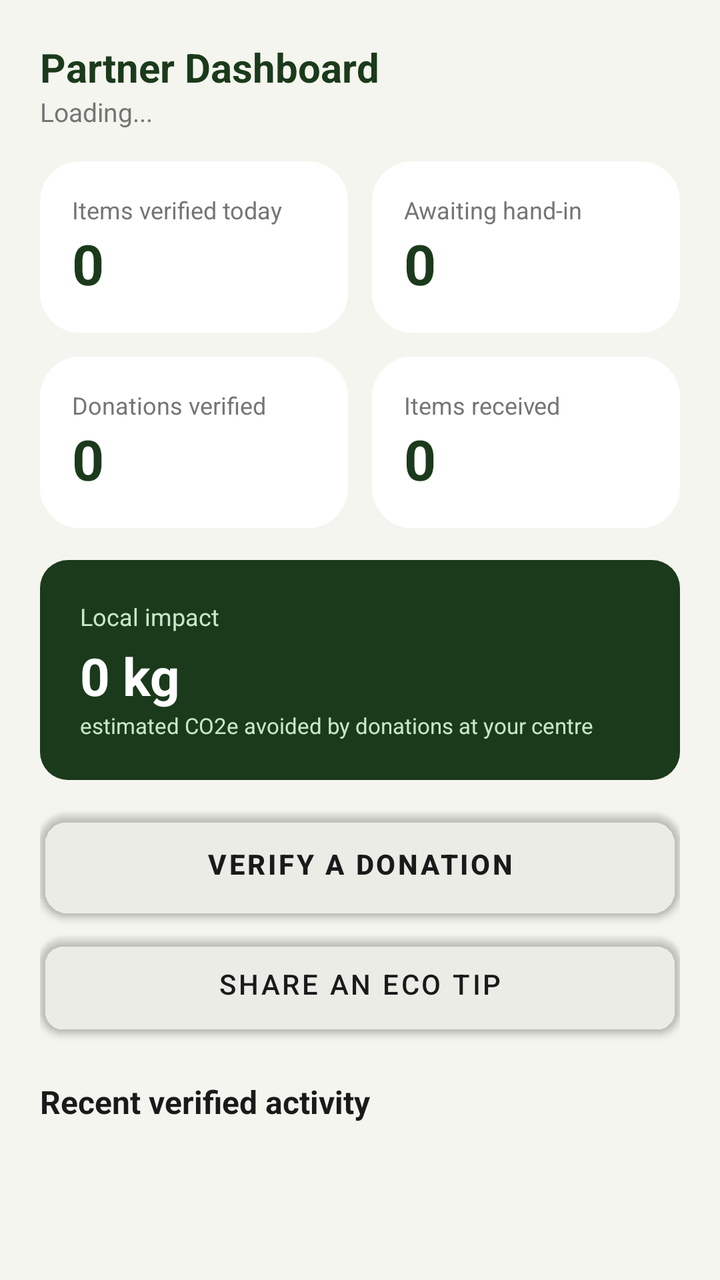
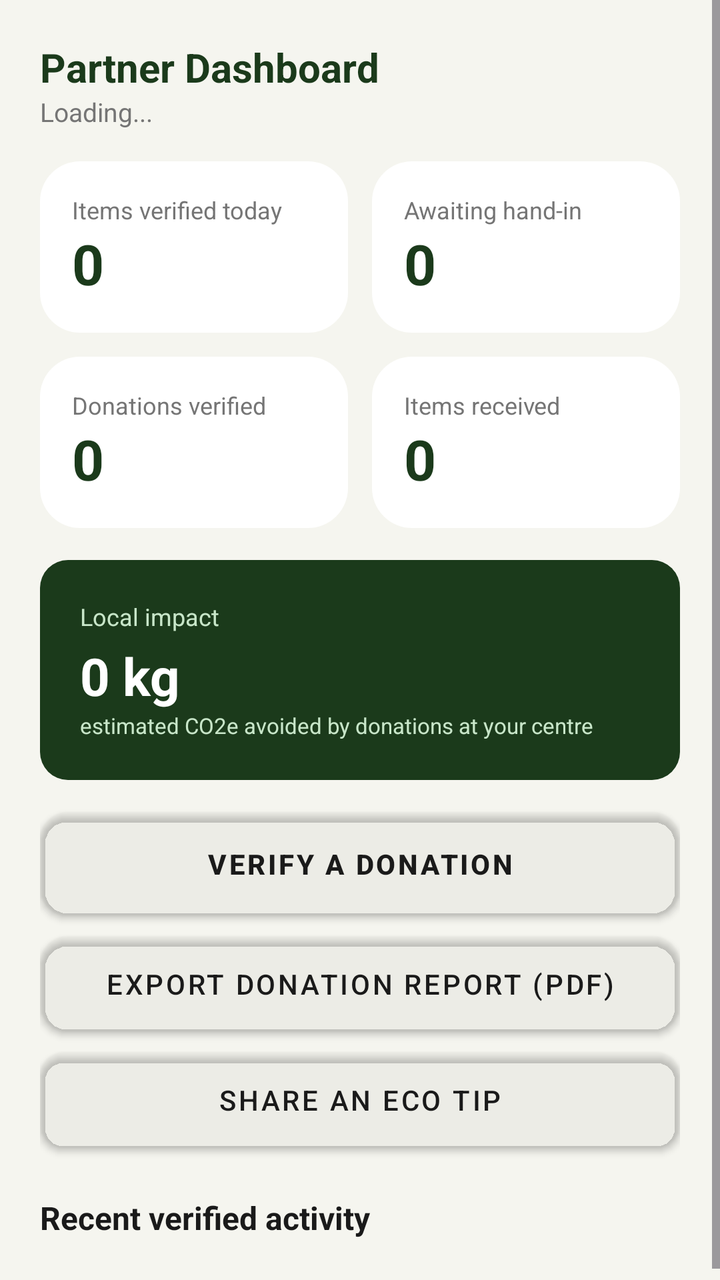

Before-and-after screenshots of an Android layout around one commit, followed by the original layout XML and the change that was made.
<!-- AndroidManifest.xml: application theme Theme.ClothingRecycleApp -->
<!-- res/layout/fragment_ngo_home.xml -->
<?xml version="1.0" encoding="utf-8"?>
<ScrollView xmlns:android="http://schemas.android.com/apk/res/android"
    xmlns:app="http://schemas.android.com/apk/res-auto"
    android:layout_width="match_parent"
    android:layout_height="match_parent"
    android:background="@color/eco_cream_bg">

    <LinearLayout
        android:layout_width="match_parent"
        android:layout_height="wrap_content"
        android:orientation="vertical"
        android:padding="20dp">

        <TextView
            android:layout_width="wrap_content"
            android:layout_height="wrap_content"
            android:text="Partner Dashboard"
            android:textSize="20sp"
            android:textStyle="bold"
            android:textColor="@color/eco_dark_green" />

        <TextView
            android:id="@+id/tvHomeCentre"
            android:layout_width="wrap_content"
            android:layout_height="wrap_content"
            android:layout_marginBottom="16dp"
            android:text="Loading..."
            android:textSize="13sp"
            android:textColor="@color/eco_text_gray" />

        <LinearLayout
            android:layout_width="match_parent"
            android:layout_height="wrap_content"
            android:orientation="horizontal">

            <LinearLayout
                android:layout_width="0dp"
                android:layout_height="wrap_content"
                android:layout_weight="1"
                android:layout_marginEnd="6dp"
                android:orientation="vertical"
                android:background="@drawable/bg_card"
                android:padding="16dp">

                <TextView
                    android:layout_width="wrap_content"
                    android:layout_height="wrap_content"
                    android:text="Items verified today"
                    android:textSize="12sp"
                    android:textColor="@color/eco_text_gray" />

                <TextView
                    android:id="@+id/tvToday"
                    android:layout_width="wrap_content"
                    android:layout_height="wrap_content"
                    android:text="0"
                    android:textSize="28sp"
                    android:textStyle="bold"
                    android:textColor="@color/eco_dark_green" />
            </LinearLayout>

            <LinearLayout
                android:layout_width="0dp"
                android:layout_height="wrap_content"
                android:layout_weight="1"
                android:layout_marginStart="6dp"
                android:orientation="vertical"
                android:background="@drawable/bg_card"
                android:padding="16dp">

                <TextView
                    android:layout_width="wrap_content"
                    android:layout_height="wrap_content"
                    android:text="Awaiting hand-in"
                    android:textSize="12sp"
                    android:textColor="@color/eco_text_gray" />

                <TextView
                    android:id="@+id/tvPending"
                    android:layout_width="wrap_content"
                    android:layout_height="wrap_content"
                    android:text="0"
                    android:textSize="28sp"
                    android:textStyle="bold"
                    android:textColor="@color/eco_dark_green" />
            </LinearLayout>
        </LinearLayout>

        <LinearLayout
            android:layout_width="match_parent"
            android:layout_height="wrap_content"
            android:layout_marginTop="12dp"
            android:orientation="horizontal">

            <LinearLayout
                android:layout_width="0dp"
                android:layout_height="wrap_content"
                android:layout_weight="1"
                android:layout_marginEnd="6dp"
                android:orientation="vertical"
                android:background="@drawable/bg_card"
                android:padding="16dp">

                <TextView
                    android:layout_width="wrap_content"
                    android:layout_height="wrap_content"
                    android:text="Donations verified"
                    android:textSize="12sp"
                    android:textColor="@color/eco_text_gray" />

                <TextView
                    android:id="@+id/tvTotalDonations"
                    android:layout_width="wrap_content"
                    android:layout_height="wrap_content"
                    android:text="0"
                    android:textSize="28sp"
                    android:textStyle="bold"
                    android:textColor="@color/eco_dark_green" />
            </LinearLayout>

            <LinearLayout
                android:layout_width="0dp"
                android:layout_height="wrap_content"
                android:layout_weight="1"
                android:layout_marginStart="6dp"
                android:orientation="vertical"
                android:background="@drawable/bg_card"
                android:padding="16dp">

                <TextView
                    android:layout_width="wrap_content"
                    android:layout_height="wrap_content"
                    android:text="Items received"
                    android:textSize="12sp"
                    android:textColor="@color/eco_text_gray" />

                <TextView
                    android:id="@+id/tvTotalItems"
                    android:layout_width="wrap_content"
                    android:layout_height="wrap_content"
                    android:text="0"
                    android:textSize="28sp"
                    android:textStyle="bold"
                    android:textColor="@color/eco_dark_green" />
            </LinearLayout>
        </LinearLayout>

        <LinearLayout
            android:layout_width="match_parent"
            android:layout_height="wrap_content"
            android:layout_marginTop="16dp"
            android:orientation="vertical"
            android:background="@drawable/bg_button_primary"
            android:padding="20dp">

            <TextView
                android:layout_width="wrap_content"
                android:layout_height="wrap_content"
                android:text="Local impact"
                android:textSize="12sp"
                android:textColor="@color/eco_light_green" />

            <TextView
                android:id="@+id/tvCarbon"
                android:layout_width="wrap_content"
                android:layout_height="wrap_content"
                android:layout_marginTop="4dp"
                android:text="0 kg"
                android:textSize="26sp"
                android:textStyle="bold"
                android:textColor="@color/eco_white" />

            <TextView
                android:layout_width="wrap_content"
                android:layout_height="wrap_content"
                android:text="estimated CO2e avoided by donations at your centre"
                android:textSize="11sp"
                android:textColor="@color/eco_light_green" />
        </LinearLayout>

        <Button
            android:id="@+id/btnGoVerify"
            android:layout_width="match_parent"
            android:layout_height="52dp"
            android:layout_marginTop="16dp"
            android:background="@drawable/bg_button_primary"
            app:backgroundTint="@android:color/transparent"
            android:text="Verify a donation"
            android:textColor="@color/eco_text_dark"
            android:textStyle="bold" />

        <Button
            android:id="@+id/btnShareTip"
            android:layout_width="match_parent"
            android:layout_height="48dp"
            android:layout_marginTop="10dp"
            android:background="@drawable/bg_input"
            app:backgroundTint="@android:color/transparent"
            android:text="Share an eco tip"
            android:textColor="@color/eco_text_dark" />

        <TextView
            android:layout_width="wrap_content"
            android:layout_height="wrap_content"
            android:layout_marginTop="24dp"
            android:text="Recent verified activity"
            android:textSize="16sp"
            android:textStyle="bold"
            android:textColor="@color/eco_text_dark" />

        <LinearLayout
            android:id="@+id/recentContainer"
            android:layout_width="match_parent"
            android:layout_height="wrap_content"
            android:layout_marginTop="6dp"
            android:orientation="vertical" />

    </LinearLayout>
</ScrollView>
<!-- resources referenced by this layout -->
<resources>
  <color name="eco_cream_bg">#F5F5EF</color>
  <color name="eco_dark_green">#1B3A1B</color>
  <color name="eco_light_green">#C8E6C9</color>
  <color name="eco_text_dark">#1A1A1A</color>
  <color name="eco_text_gray">#757575</color>
  <color name="eco_white">#FFFFFF</color>
  <!-- drawable bg_button_primary (drawable) -->
  <?xml version="1.0" encoding="utf-8"?>
  <shape xmlns:android="http://schemas.android.com/apk/res/android"
      android:shape="rectangle">
      <solid android:color="@color/eco_dark_green" />
      <corners android:radius="14dp" />
  </shape>
  <!-- drawable bg_card (drawable) -->
  <?xml version="1.0" encoding="utf-8"?>
  <shape xmlns:android="http://schemas.android.com/apk/res/android"
      android:shape="rectangle">
      <solid android:color="@color/eco_white" />
      <corners android:radius="20dp" />
  </shape>
  <!-- drawable bg_input (drawable) -->
  <?xml version="1.0" encoding="utf-8"?>
  <shape xmlns:android="http://schemas.android.com/apk/res/android"
      android:shape="rectangle">
      <solid android:color="@color/eco_white" />
      <corners android:radius="12dp" />
      <stroke android:width="1dp" android:color="@color/eco_border_gray" />
      <padding android:left="16dp" android:top="14dp" android:right="16dp" android:bottom="14dp" />
  </shape>
  <style name="Theme.ClothingRecycleApp" parent="Base.Theme.ClothingRecycleApp" />
  <color name="eco_border_gray">#E0E0E0</color>
  <style name="Base.Theme.ClothingRecycleApp" parent="Theme.Material3.DayNight.NoActionBar">
  
          
          <item name="materialButtonStyle">
              @style/Widget.App.Button.Primary
          </item>
  
          
          
  
      </style>
  <style name="Widget.App.Button.Primary" parent="Widget.MaterialComponents.Button">
  
          <item name="backgroundTint">@color/eco_dark_green</item>
          <item name="android:textColor">@color/eco_white</item>
          <item name="cornerRadius">14dp</item>
  
      </style>
</resources>

<!-- the commit's change to res/layout/fragment_ngo_home.xml (unified diff, before → after) -->
@@ -190,6 +190,16 @@
             android:textStyle="bold" />
 
         <Button
+            android:id="@+id/btnExportNgoReport"
+            android:layout_width="match_parent"
+            android:layout_height="48dp"
+            android:layout_marginTop="10dp"
+            android:background="@drawable/bg_button_primary"
+            app:backgroundTint="@android:color/transparent"
+            android:text="Export donation report (PDF)"
+            android:textColor="@color/eco_text_dark" />
+
+        <Button
             android:id="@+id/btnShareTip"
             android:layout_width="match_parent"
             android:layout_height="48dp"
